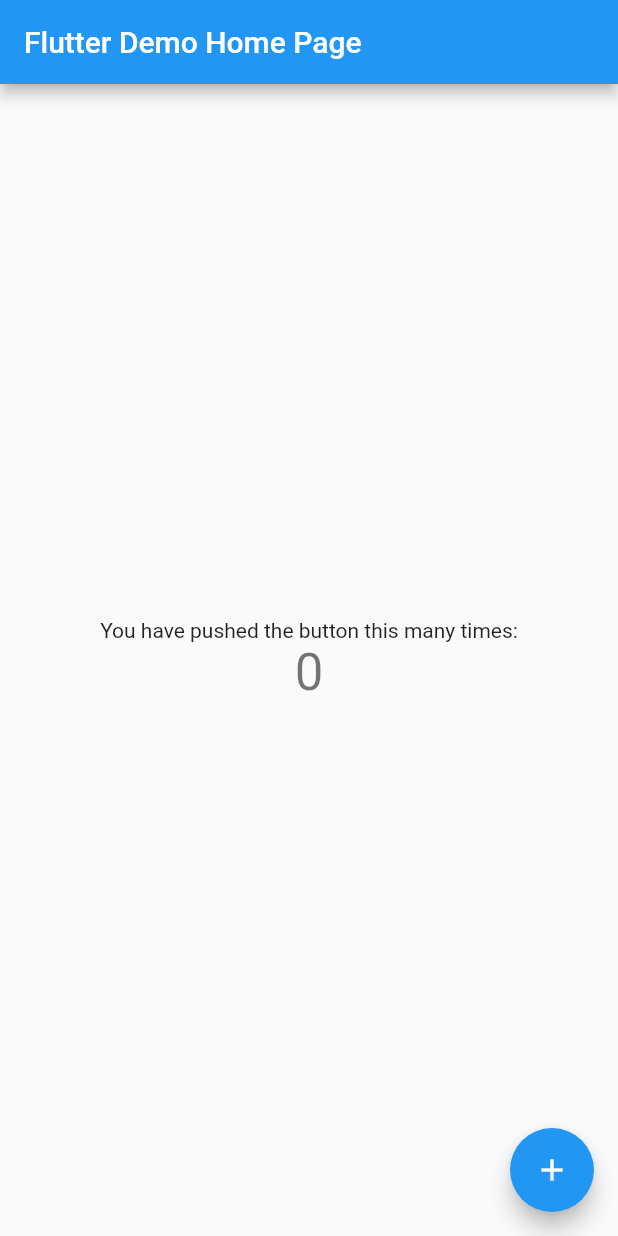
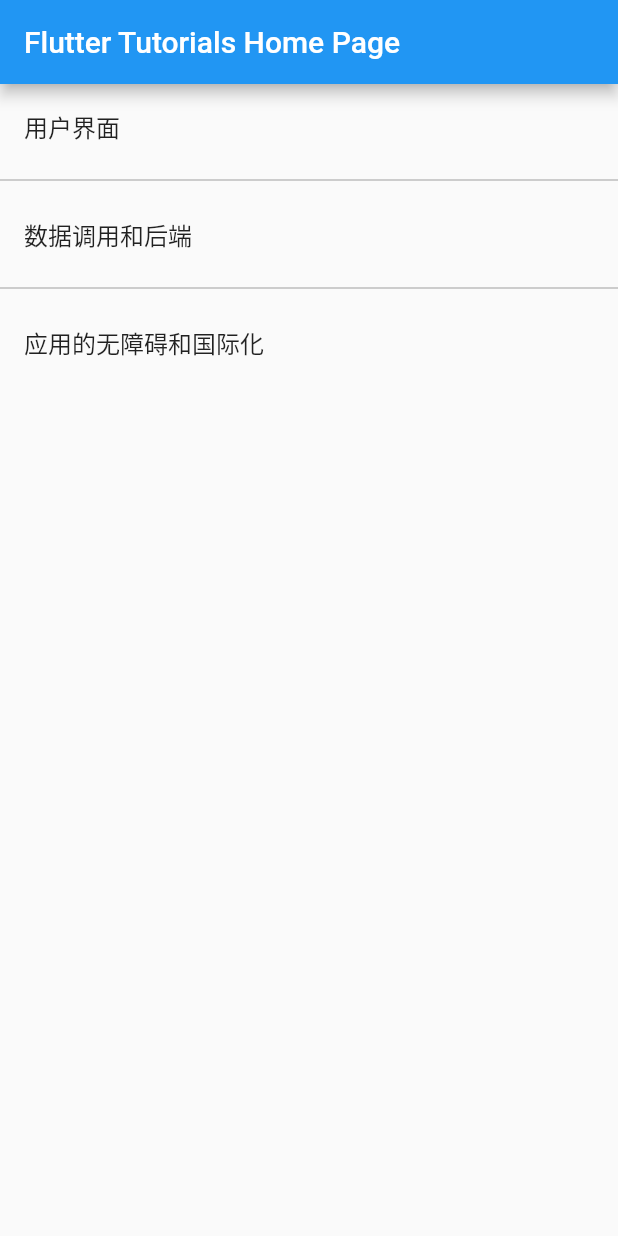
Before and after one commit to QuestG/flutter_tutorials, a Flutter app: the screen it shows after launch, on a phone screen of 412 x 824 dp. Run offline on Flutter 3.47's test engine with Material 2 defaults, Android fonts, the phone set to English and light mode, and no system bars.

Commit message:
feat: 创建导航列表
导航列表用于导航到教程的不同章节。

```diff
--- a/lib/main.dart
+++ b/lib/main.dart
@@ -1,63 +1,86 @@
 import 'package:flutter/material.dart';
+import 'package:tutorials/user_interfaces/navi_ui.dart';
 
 void main() => runApp(MyApp());
 
 class MyApp extends StatelessWidget {
-  // This widget is the root of your application.
   @override
   Widget build(BuildContext context) {
     return MaterialApp(
-      title: 'Flutter Demo',
+      title: 'Flutter Tutorials',
       theme: ThemeData(
         primarySwatch: Colors.blue,
       ),
-      home: MyHomePage(title: 'Flutter Demo Home Page'),
+      home: HomePage(title: 'Flutter Tutorials Home Page'),
+      onGenerateRoute: (settings) {
+        print('settings.arguments: ${settings.arguments}');
+        if (settings.arguments) {
+          return MaterialPageRoute(builder: (context) => NotImplementedRoute());
+        }
+        return null;
+      },
     );
   }
 }
 
-class MyHomePage extends StatefulWidget {
-  MyHomePage({Key key, this.title}) : super(key: key);
+class HomePage extends StatefulWidget {
+  HomePage({Key key, this.title}) : super(key: key);
 
   final String title;
 
   @override
-  _MyHomePageState createState() => _MyHomePageState();
+  _HomePageState createState() => _HomePageState();
 }
 
-class _MyHomePageState extends State<MyHomePage> {
-  int _counter = 0;
+class _HomePageState extends State<HomePage> {
+  var divider = Divider(color: Colors.grey);
 
-  void _incrementCounter() {
-    setState(() {
-      _counter++;
-    });
-  }
+  var itemTitles = ['用户界面', '数据调用和后端', '应用的无障碍和国际化'];
+
+  var routes = [NaviUi()];
 
   @override
   Widget build(BuildContext context) {
     return Scaffold(
+        appBar: AppBar(
+          title: Text(widget.title),
+        ),
+        body: ListView.separated(
+            itemBuilder: (context, index) {
+              return GestureDetector(
+                child: ListTile(
+                  title: Text(itemTitles[index]),
+                ),
+                onTap: () {
+                  if (index >= routes.length) {
+                    print("route name /${itemTitles[index]}");
+                    //如果路由名没在路由表中注册，则触发onGenerateRoute
+                    Navigator.pushNamed(context, "/${itemTitles[index]}",
+                        arguments: true);
+                  } else {
+                    Navigator.push(
+                        context,
+                        MaterialPageRoute(
+                          builder: (context) => routes[index],
+                        ));
+                  }
+                },
+              );
+            },
+            separatorBuilder: (context, index) => divider,
+            itemCount: itemTitles.length));
+  }
+}
+
+class NotImplementedRoute extends StatelessWidget {
+  @override
+  Widget build(BuildContext context) {
+    return Scaffold(
       appBar: AppBar(
-        title: Text(widget.title),
+        title: Text("Route Not Implemented"),
       ),
       body: Center(
-        child: Column(
-          mainAxisAlignment: MainAxisAlignment.center,
-          children: <Widget>[
-            Text(
-              'You have pushed the button this many times:',
-            ),
-            Text(
-              '$_counter',
-              style: Theme.of(context).textTheme.headline4,
-            ),
-          ],
-        ),
-      ),
-      floatingActionButton: FloatingActionButton(
-        onPressed: _incrementCounter,
-        tooltip: 'Increment',
-        child: Icon(Icons.add),
+        child: Text("尚未实现"),
       ),
     );
   }
```
Also changed, not shown: lib/user_interfaces/navi_ui.dart (added, +37 -0 lines).
